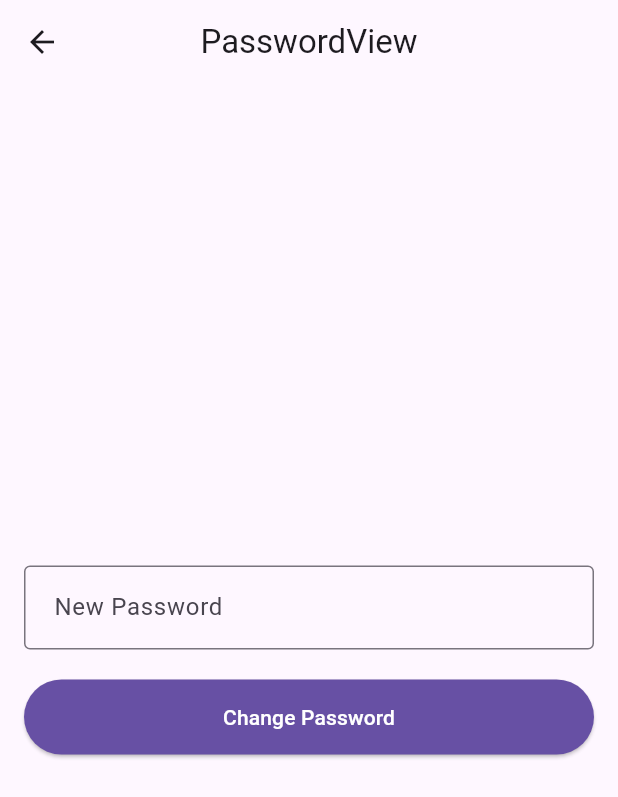
After one commit to antasofa7/attendance_app, a Flutter app: the PasswordView screen opened by its route, after a tap on "Change Password", on a phone screen of 412 x 824 dp. The commit adds this screen. Shown: the top 797 px of the screen. Run offline on Flutter 3.47's test engine with Material 3 defaults, Android fonts, the phone set to English and light mode, and no system bars; our stand-ins replace cloud_firestore, firebase_auth, firebase_core, get; missing offline and left inert: firebase_app_check; accounts and stored records are empty; network calls fail.

Commit message:
feat: add password module to change current password

```diff
--- a/lib/app/modules/login/controllers/login_controller.dart
+++ b/lib/app/modules/login/controllers/login_controller.dart
@@ -22,7 +22,18 @@ class LoginController extends GetxController {
         User? user = userCredential.user;
         if (user != null) {
           if (user.emailVerified) {
-            Get.offAllNamed(Routes.HOME);
+            if (passwordController.text == 'rahasia1234') {
+              Get.defaultDialog(
+                  title: 'Change Password.',
+                  middleText: 'Change your current password before login!',
+                  actions: [
+                    ElevatedButton(
+                        onPressed: () => Get.toNamed(Routes.PASSWORD),
+                        child: const Text('Change Password'))
+                  ]);
+            } else {
+              Get.offAllNamed(Routes.HOME);
+            }
           } else {
             Get.defaultDialog(
                 title: 'Unverified Email',
@@ -51,6 +62,9 @@ class LoginController extends GetxController {
         }
       } on FirebaseAuthException catch (e) {
         if (e.code == 'user-not-found') {
+          F.alert(
+              title: 'Something went wrong.',
+              message: 'No user found for that email.');
         } else if (e.code == 'wrong-password') {
           F.alert(
               title: 'Something went wrong.',
--- /dev/null
+++ b/lib/app/modules/password/bindings/password_binding.dart
@@ -0,0 +1,12 @@
+import 'package:get/get.dart';
+
+import '../controllers/password_controller.dart';
+
+class PasswordBinding extends Bindings {
+  @override
+  void dependencies() {
+    Get.lazyPut<PasswordController>(
+      () => PasswordController(),
+    );
+  }
+}
--- /dev/null
+++ b/lib/app/modules/password/controllers/password_controller.dart
@@ -0,0 +1,46 @@
+import 'package:firebase_auth/firebase_auth.dart';
+import 'package:flutter/material.dart';
+import 'package:get/get.dart';
+
+import '../../../../core/utils/functions.dart';
+import '../../../routes/app_pages.dart';
+
+class PasswordController extends GetxController {
+  final GlobalKey<FormState> formKey = GlobalKey<FormState>();
+
+  final TextEditingController passwordController = TextEditingController();
+
+  final FirebaseAuth _auth = FirebaseAuth.instance;
+
+  Future<void> changePassword() async {
+    if (formKey.currentState?.validate() ?? false) {
+      if (passwordController.text != 'rahasia1234') {
+        try {
+          User? currentUser = _auth.currentUser;
+
+          await currentUser?.updatePassword(passwordController.text);
+
+          await _auth.signOut();
+
+          await _auth.signInWithEmailAndPassword(
+              email: currentUser?.email ?? '',
+              password: passwordController.text);
+
+          Get.offAllNamed(Routes.HOME);
+        } on FirebaseAuthException catch (e) {
+          if (e.code == 'weak-password') {
+            F.alert(
+                title: 'Something went wrong.',
+                message: 'The password provided is too weak.');
+          }
+        } catch (e) {
+          F.alert(title: 'Something went wrong', message: e.toString());
+        }
+      } else {
+        F.alert(
+            title: 'Something went wrong.',
+            message: 'Don\'t use same password!');
+      }
+    }
+  }
+}
--- /dev/null
+++ b/lib/app/modules/password/views/password_view.dart
@@ -0,0 +1,37 @@
+import 'package:flutter/material.dart';
+
+import 'package:get/get.dart';
+
+import '../../../../core/methods.dart/methods.dart';
+import '../../../../core/widgets/widgets.dart';
+import '../controllers/password_controller.dart';
+
+class PasswordView extends GetView<PasswordController> {
+  const PasswordView({super.key});
+  @override
+  Widget build(BuildContext context) {
+    return Scaffold(
+      appBar: AppBar(
+        title: const Text('PasswordView'),
+        centerTitle: true,
+      ),
+      body: Padding(
+        padding: const EdgeInsets.all(16.0),
+        child: Form(
+          key: controller.formKey,
+          child: Column(
+            mainAxisAlignment: MainAxisAlignment.center,
+            children: [
+              ...customTextFormField(
+                  controller: controller.passwordController,
+                  label: 'New Password'),
+              CustomButton(
+                  label: 'Change Password',
+                  onPressed: controller.changePassword)
+            ],
+          ),
+        ),
+      ),
+    );
+  }
+}
--- a/lib/app/routes/app_pages.dart
+++ b/lib/app/routes/app_pages.dart
@@ -6,6 +6,8 @@ import '../modules/home/bindings/home_binding.dart';
 import '../modules/home/views/home_view.dart';
 import '../modules/login/bindings/login_binding.dart';
 import '../modules/login/views/login_view.dart';
+import '../modules/password/bindings/password_binding.dart';
+import '../modules/password/views/password_view.dart';
 
 // ignore_for_file: constant_identifier_names
 
@@ -32,5 +34,10 @@ class AppPages {
       page: () => const LoginView(),
       binding: LoginBinding(),
     ),
+    GetPage(
+      name: _Paths.PASSWORD,
+      page: () => const PasswordView(),
+      binding: PasswordBinding(),
+    ),
   ];
 }
--- a/lib/app/routes/app_routes.dart
+++ b/lib/app/routes/app_routes.dart
@@ -8,6 +8,7 @@ abstract class Routes {
   static const HOME = _Paths.HOME;
   static const EMPLOYEE = _Paths.EMPLOYEE;
   static const LOGIN = _Paths.LOGIN;
+  static const PASSWORD = _Paths.PASSWORD;
 }
 
 abstract class _Paths {
@@ -15,4 +16,5 @@ abstract class _Paths {
   static const HOME = '/home';
   static const EMPLOYEE = '/employee';
   static const LOGIN = '/login';
+  static const PASSWORD = '/password';
 }
--- a/lib/core/utils/functions.dart
+++ b/lib/core/utils/functions.dart
@@ -17,7 +17,7 @@ class F {
       {required String title,
       required String message,
       bool isError = true}) async {
-    await Get.snackbar(title, message,
+    Get.snackbar(title, message,
         colorText: Get.theme.colorScheme.onPrimaryContainer,
         backgroundColor: isError
             ? Get.theme.colorScheme.error
```
